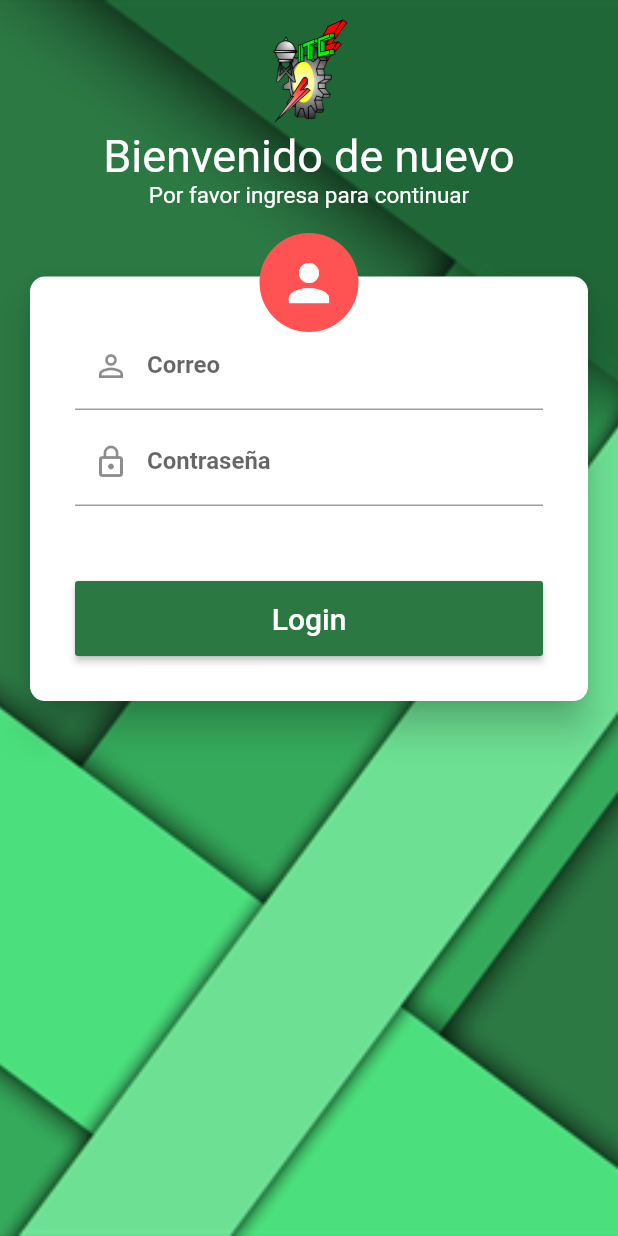
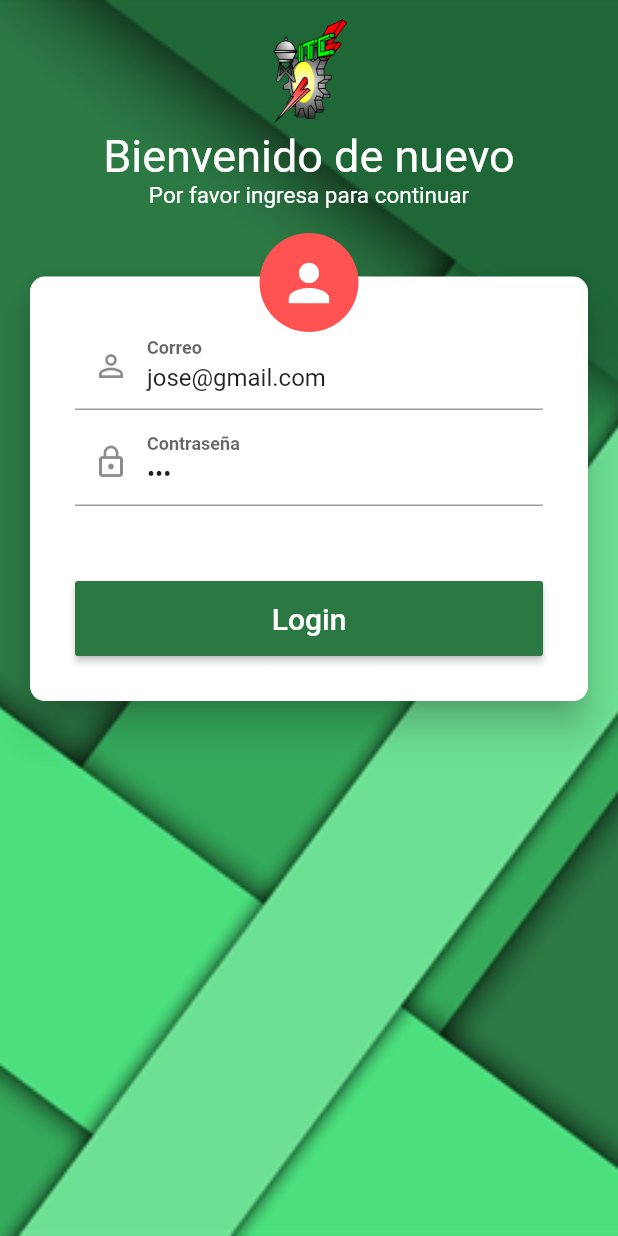
Before and after one commit to FernandoAcTr/covid19_itc_app, a Flutter app: the screen it shows after launch, on a phone screen of 412 x 824 dp. Run offline on Flutter 3.47's test engine with Material 2 defaults, Android fonts, the phone set to English and light mode, and no system bars; our stand-ins replace equatable, shared_preferences.

Commit message:
Login con peticion HTTP

```diff
--- a/lib/main.dart
+++ b/lib/main.dart
@@ -1,8 +1,10 @@
-import 'package:covid19_itc/src/data/providers/prueba/prueba_provider.dart';
 import 'package:flutter/material.dart';
 import 'package:intl/date_symbol_data_local.dart';
 import 'package:flutter/services.dart';
 import 'package:intl/intl.dart';
+import 'package:covid19_itc/src/data/providers/login/login_provider.dart';
+import 'package:covid19_itc/src/data/providers/prueba/prueba_provider.dart';
+import 'package:covid19_itc/src/device/shared_prefs.dart';
 import 'package:provider/provider.dart';
 import 'package:covid19_itc/src/data/providers/encuesta/encuesta_provider.dart';
 import 'package:covid19_itc/src/ui/router.dart';
@@ -15,8 +17,15 @@ import 'package:covid19_itc/src/ui/pages/alerts/alerts_page.dart';
 import 'package:covid19_itc/src/ui/pages/consultas/constultas_page.dart';
 
 void main() async {
+  //default locale
   await initializeDateFormatting('es_MX', null);
   Intl.defaultLocale = 'es_MX';
+
+  //preferencias de usuario
+  WidgetsFlutterBinding.ensureInitialized();
+  final prefs = new SharedPrefs();
+  await prefs.initPrefs();
+
   runApp(AppProvider());
 }
 
@@ -27,6 +36,7 @@ class AppProvider extends StatelessWidget {
       providers: [
         ChangeNotifierProvider(create: (_) => EncuestaProvider(), lazy: true),
         ChangeNotifierProvider(create: (_) => PruebaProvider(), lazy: true),
+        ChangeNotifierProvider(create: (_) => LoginProvider()),
       ],
       child: MyApp(),
     );
@@ -39,7 +49,7 @@ class MyApp extends StatelessWidget {
     SystemChrome.setSystemUIOverlayStyle(SystemUiOverlayStyle(statusBarIconBrightness: Brightness.light));
     return MaterialApp(
       title: 'Material App',
-      initialRoute: Routes.login,
+      initialRoute: Provider.of<LoginProvider>(context, listen: false).state.loggedIn ? Routes.home : Routes.login,
       theme: myTheme,
       routes: {
         Routes.login: (_) => LoginPage(),
--- /dev/null
+++ b/lib/src/data/keys.dart
@@ -0,0 +1 @@
+final BASE_URL = 'https://covid19-itc.herokuapp.com';
--- a/lib/src/data/providers/alerta/alerta_provider.dart
+++ b/lib/src/data/providers/alerta/alerta_provider.dart
@@ -2,7 +2,7 @@ import 'dart:math';
 
 import 'package:covid19_itc/src/data/entities/alerta.dart';
 import 'package:covid19_itc/src/data/providers/alerta/alerta_state.dart';
-import 'package:covid19_itc/src/data/providers/changenotifier_with_state.dart';
+import 'package:covid19_itc/src/data/changenotifier_with_state.dart';
 
 class AlertaProvider extends ChangeNotifierWithState<AlertaState> {
   bool _active = true;
--- a/lib/src/data/providers/consulta/consulta_provider.dart
+++ b/lib/src/data/providers/consulta/consulta_provider.dart
@@ -2,7 +2,7 @@ import 'dart:math';
 
 import 'package:covid19_itc/src/data/entities/consulta.dart';
 import 'package:covid19_itc/src/data/entities/medico.dart';
-import 'package:covid19_itc/src/data/providers/changenotifier_with_state.dart';
+import 'package:covid19_itc/src/data/changenotifier_with_state.dart';
 import 'package:covid19_itc/src/data/providers/consulta/consulta_state.dart';
 import 'package:flutter/material.dart';
 
--- a/lib/src/data/providers/encuesta/encuesta_provider.dart
+++ b/lib/src/data/providers/encuesta/encuesta_provider.dart
@@ -1,5 +1,5 @@
 import 'package:covid19_itc/src/data/entities/encuesta.dart';
-import 'package:covid19_itc/src/data/providers/changenotifier_with_state.dart';
+import 'package:covid19_itc/src/data/changenotifier_with_state.dart';
 import 'package:covid19_itc/src/data/providers/encuesta/encuesta_state.dart';
 
 class EncuestaProvider extends ChangeNotifierWithState<EncuestaState> {
--- a/lib/src/data/providers/prueba/prueba_provider.dart
+++ b/lib/src/data/providers/prueba/prueba_provider.dart
@@ -1,6 +1,6 @@
 import 'package:covid19_itc/src/data/entities/medico.dart';
 import 'package:covid19_itc/src/data/entities/prueba.dart';
-import 'package:covid19_itc/src/data/providers/changenotifier_with_state.dart';
+import 'package:covid19_itc/src/data/changenotifier_with_state.dart';
 import 'package:covid19_itc/src/data/providers/prueba/prueba_state.dart';
 
 class PruebaProvider extends ChangeNotifierWithState<PruebaState> {
--- a/lib/src/ui/pages/login/widgets/login_card.dart
+++ b/lib/src/ui/pages/login/widgets/login_card.dart
@@ -1,7 +1,12 @@
+import 'package:covid19_itc/src/data/providers/login/login_provider.dart';
 import 'package:covid19_itc/src/ui/router.dart';
 import 'package:flutter/material.dart';
+import 'package:provider/provider.dart';
 
 class LoginCard extends StatelessWidget {
+  final emailController = TextEditingController(text: 'jose@gmail.com');
+  final passwordController = TextEditingController(text: '123');
+
   @override
   Widget build(BuildContext context) {
     final card = Card(
@@ -11,18 +16,12 @@ class LoginCard extends StatelessWidget {
         padding: EdgeInsets.all(30.0),
         child: Column(
           children: <Widget>[
-            _TextField(Icons.person_outline, 'Correo'),
+            _TextField(Icons.person_outline, 'Correo', false, emailController),
             SizedBox(height: 5.0),
-            _TextField(Icons.lock_outline, 'Contraseña'),
+            _TextField(Icons.lock_outline, 'Contraseña', true, passwordController),
             SizedBox(height: 20.0),
             SizedBox(height: 30.0),
-            MaterialButton(
-                minWidth: double.infinity,
-                height: 50.0,
-                child: Text('Login', style: TextStyle(fontSize: 20.0)),
-                color: Theme.of(context).primaryColor,
-                textColor: Colors.white,
-                onPressed: () => Navigator.of(context).pushNamedAndRemoveUntil(Routes.home, (route) => false)),
+            LoginButton(emailController: emailController, passwordController: passwordController),
           ],
         ),
       ),
@@ -41,15 +40,48 @@ class LoginCard extends StatelessWidget {
   }
 }
 
+class LoginButton extends StatelessWidget {
+  const LoginButton({
+    required this.emailController,
+    required this.passwordController,
+  });
+
+  final TextEditingController emailController;
+  final TextEditingController passwordController;
+
+  @override
+  Widget build(BuildContext context) {
+    final state = Provider.of<LoginProvider>(context).state;
+    return state.loading
+        ? CircularProgressIndicator()
+        : MaterialButton(
+            minWidth: double.infinity,
+            height: 50.0,
+            child: Text('Login', style: TextStyle(fontSize: 20.0)),
+            color: Theme.of(context).primaryColor,
+            textColor: Colors.white,
+            onPressed: () async {
+              final login = await Provider.of<LoginProvider>(context, listen: false)
+                  .login(emailController.text, passwordController.text);
+              if (login) Navigator.pushReplacementNamed(context, Routes.home);
+            },
+          );
+  }
+}
+
 class _TextField extends StatelessWidget {
   final IconData icon;
   final String prompt;
+  final TextEditingController controller;
+  final bool hideText;
 
-  const _TextField(this.icon, this.prompt);
+  const _TextField(this.icon, this.prompt, this.hideText, this.controller);
 
   @override
   Widget build(BuildContext context) {
     return TextField(
+      controller: controller,
+      obscureText: hideText,
       decoration: InputDecoration(
         labelText: prompt,
         labelStyle: TextStyle(fontWeight: FontWeight.bold),
--- a/pubspec.yaml
+++ b/pubspec.yaml
@@ -31,6 +31,8 @@ dependencies:
   provider: ^5.0.0
   equatable: ^2.0.2
   intl: ^0.17.0
+  http: ^0.13.3
+  shared_preferences: ^2.0.6
 
 dev_dependencies:
   flutter_test:
```
Also changed, not shown: lib/src/data/entities/usuario.dart (+38 -4 lines), lib/src/data/providers/login/login_provider.dart (added, +52 -0 lines), lib/src/data/providers/login/login_state.dart (added, +26 -0 lines), lib/src/device/shared_prefs.dart (added, +30 -0 lines), lib/src/ui/pages/home/widgets/card_table.dart (+14 -0 lines), lib/src/data/changenotifier_with_state.dart (renamed from lib/src/data/providers/changenotifier_with_state.dart), pubspec.lock.
